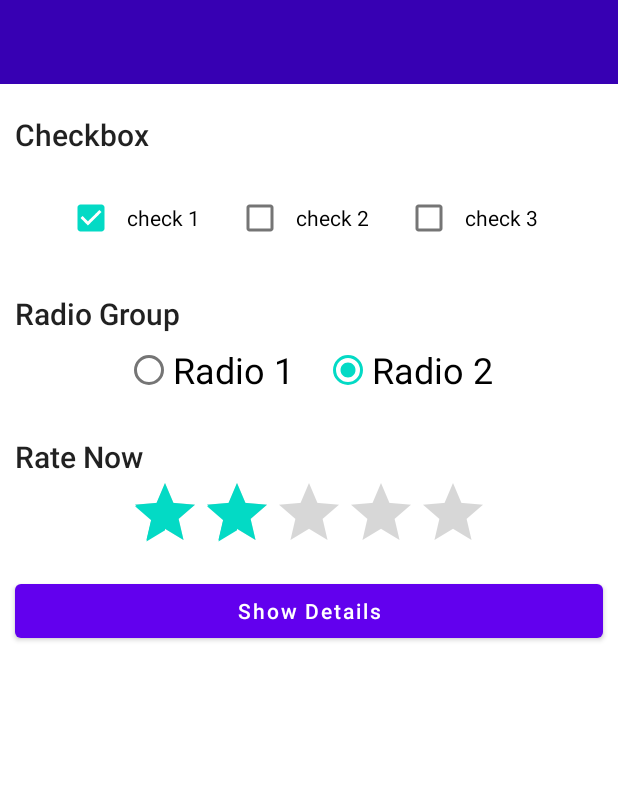
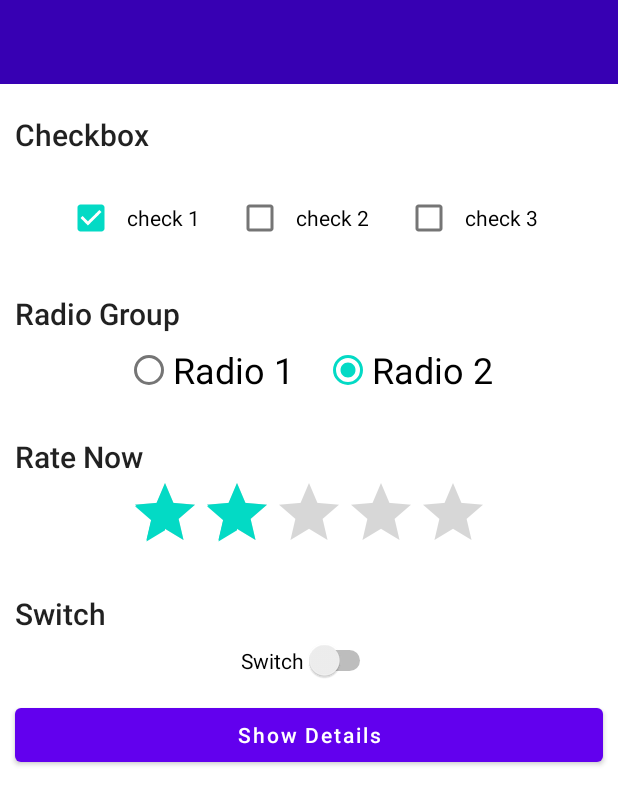
Before and after one commit to antorparvez/AndroidDelligramPractice, an Android app: the layout activity_02.xml on its own in the app's theme, with its tools: preview values and no code run, on a phone screen of 412 x 824 dp. Shown: the top 805 px of the screen. Run offline under Robolectric (Android 15) with nearby library versions, the phone set to English and light mode, and no system bars.

Commit message:
ON OFF  toggle Switch

```diff
--- a/app/src/main/res/layout/activity_02.xml
+++ b/app/src/main/res/layout/activity_02.xml
@@ -112,6 +112,28 @@
         android:numStars="5"/>
 
 
+
+
+    <TextView
+        android:layout_width="match_parent"
+        android:layout_height="wrap_content"
+        android:layout_marginTop="20dp"
+        android:layout_marginStart="10dp"
+        android:layout_marginEnd="10dp"
+        android:text="Switch"
+        style="@style/TextAppearance.AppCompat.Title"/>
+
+    <Switch
+        android:id="@+id/switch1"
+        android:layout_width="wrap_content"
+        android:layout_height="wrap_content"
+        android:text="Switch"
+        android:layout_gravity="center"
+        android:layout_margin="4dp"
+        tools:ignore="UseSwitchCompatOrMaterialXml" />
+
+
+
     <Button
         android:layout_width="match_parent"
         android:layout_height="wrap_content"
```
Also changed, not shown: app/src/main/java/com/example/androidpracticedelligram/activity_02_checkbox_seekbar_switch_radio_dropdown/Activity_02.kt (+10 -3 lines).
